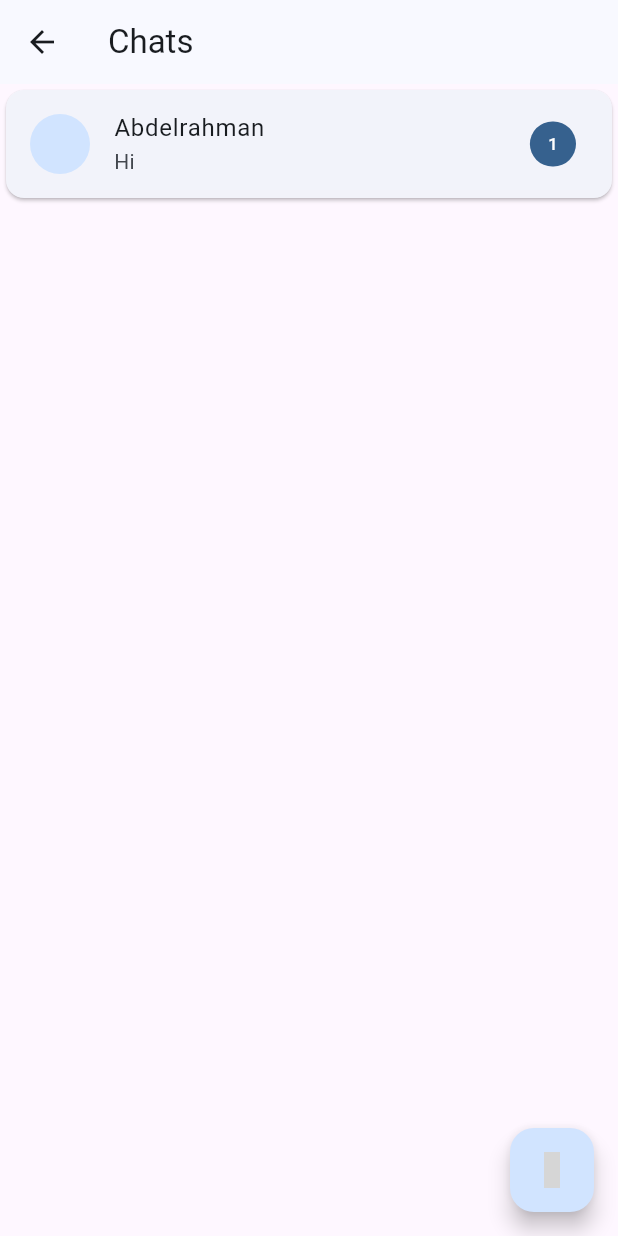
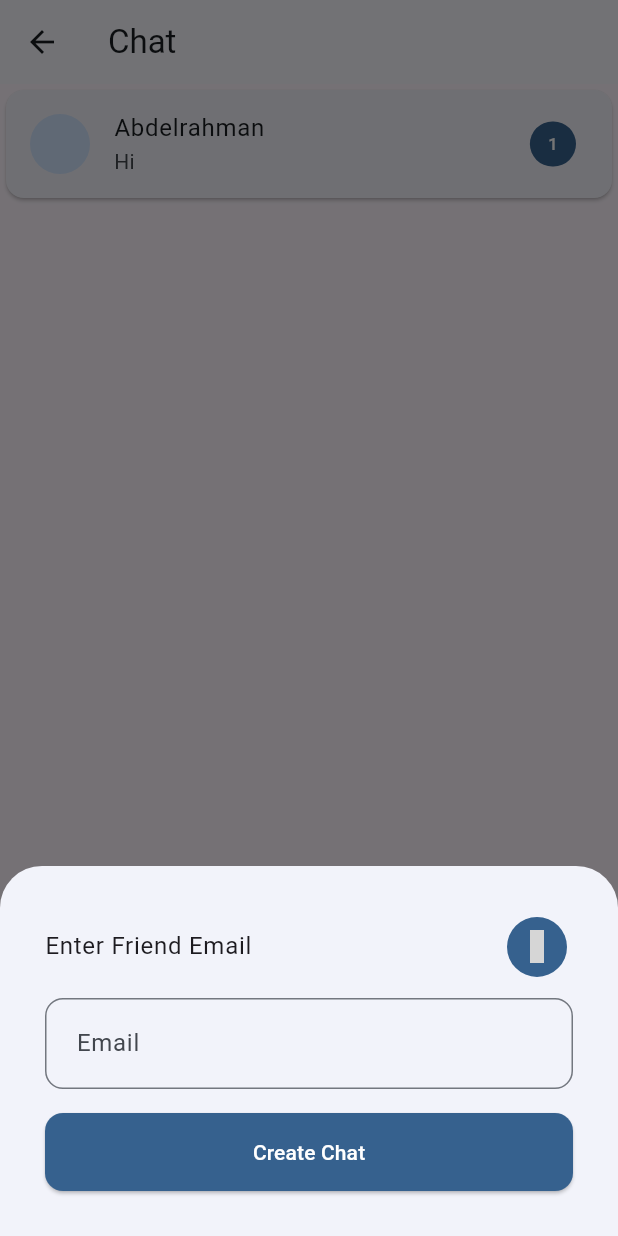
Before and after one commit to Abdelrahman2335/Chat_App, a Flutter app: the ChatHomeScreen screen opened directly, after a tap on an icon or button, on a phone screen of 412 x 824 dp. Run offline on Flutter 3.47's test engine with Material 3 defaults, Android fonts, the phone set to English and light mode, and no system bars; our stand-ins replace iconsax; grey boxes are pictures that could not be loaded.

Commit message:
FloatingActionButton
finishing Floating Action Button as UI

```diff
--- a/lib/home/chat_home.dart
+++ b/lib/home/chat_home.dart
@@ -1,24 +1,84 @@
 import 'package:chat_app/Widget/chat_card.dart';
+import 'package:chat_app/Widget/text_field.dart';
 import 'package:flutter/material.dart';
 import 'package:iconsax/iconsax.dart';
 
 class ChatHomeScreen extends StatefulWidget {
-  const ChatHomeScreen({super.key});
+  const ChatHomeScreen({Key? key}) : super(key: key);
 
   @override
   State<ChatHomeScreen> createState() => _ChatHomeScreenState();
 }
 
 class _ChatHomeScreenState extends State<ChatHomeScreen> {
+  TextEditingController emailCon = TextEditingController();
+
+  void _showBottomSheet(BuildContext context) {
+    showModalBottomSheet(
+      context: context,
+      builder: (context) {
+        return Padding(
+          padding: const EdgeInsets.all(30),
+          child: Column(
+            mainAxisSize: MainAxisSize.min,
+            children: [
+              Row(
+                children: [
+                  Text(
+                    "Enter Friend Email",
+                    style: Theme.of(context).textTheme.bodyLarge,
+                  ),
+                  Spacer(),
+                  IconButton.filled(
+                    onPressed: () {},
+                    icon: const Icon(
+                      Iconsax.scan_barcode,
+                      size: 22,
+                    ),
+                  )
+                ],
+              ),
+              const SizedBox(
+                height: 10,
+              ),
+              CustomField(
+                  lable: "Email", icon: Iconsax.direct, controller: emailCon),
+              SizedBox(
+                height: 16,
+              ),
+              ElevatedButton(
+                style: ElevatedButton.styleFrom(
+                    padding: EdgeInsets.all(16),
+                    shape: RoundedRectangleBorder(borderRadius: BorderRadius.circular(12)),
+                    backgroundColor: Theme.of(context).colorScheme.primary),
+                onPressed: () {},
+                child: Center(
+                  child: Text(
+                    "Create Chat",
+                    style: TextStyle(color: Colors.white),
+                  ),
+                ),
+              ),
+            ],
+          ),
+        );
+      },
+    );
+  }
+
   @override
   Widget build(BuildContext context) {
     return Scaffold(
       floatingActionButton: FloatingActionButton(
-        onPressed: () {},
+        onPressed: () {
+          _showBottomSheet(context);
+
+          /// Call the function to show bottom sheet we have to use BottomSheet with this way cuz if we use the function directly here we will get error message(No Scaffold widget found.)
+        },
         child: const Icon(Iconsax.message_add),
       ),
       appBar: AppBar(
-        title: const Text("Chats"),
+        title: const Text("Chat"),
       ),
       body: Column(
         children: [
--- a/lib/main.dart
+++ b/lib/main.dart
@@ -1,3 +1,5 @@
+import 'package:chat_app/chat/chat_screen.dart';
+import 'package:chat_app/home/chat_home.dart';
 import 'package:chat_app/screens/login_screen.dart';
 import 'package:flutter/material.dart';
 
```
Also changed, not shown: lib/chat/chat_screen.dart (+10 -5 lines).
